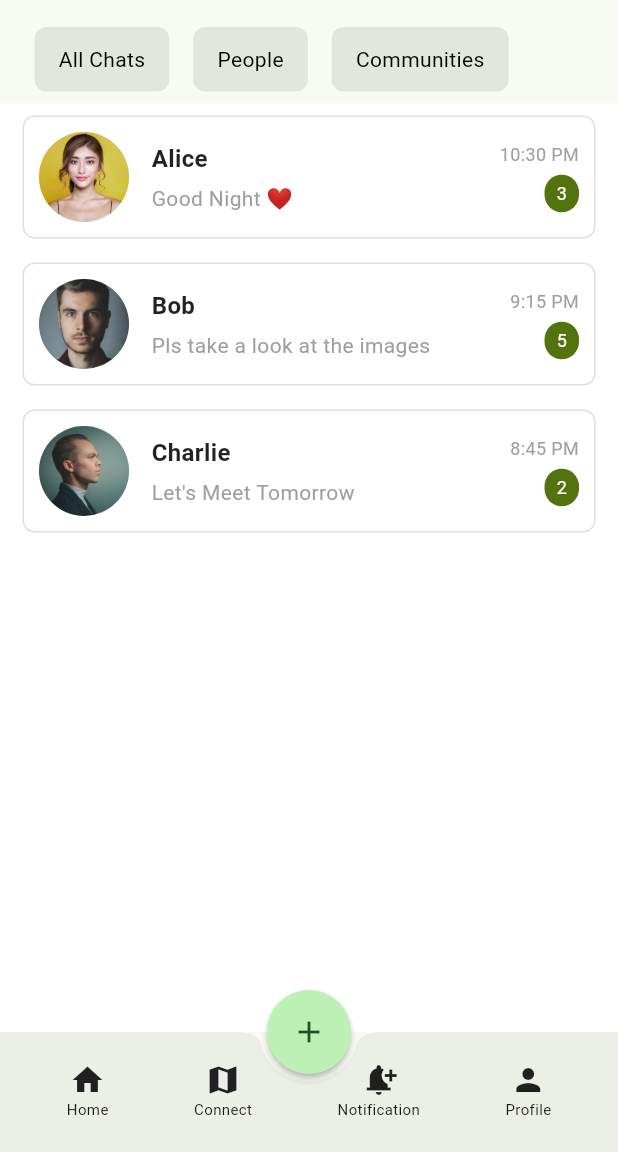
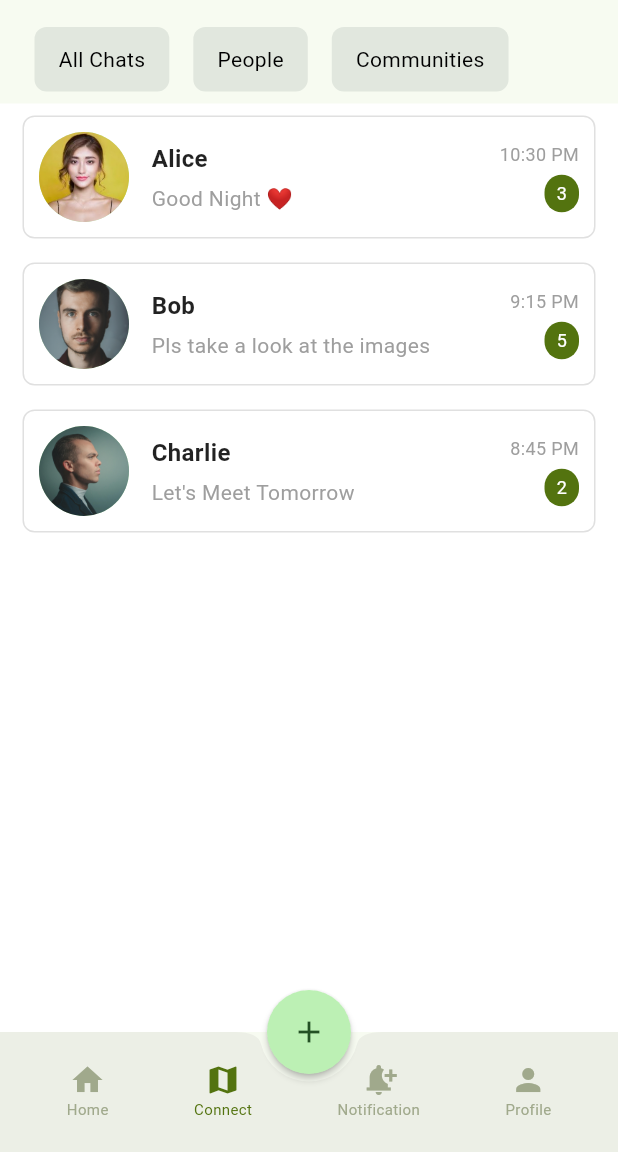
Before and after one commit to midhun776/Socially-Flutter, a Flutter app: the screen it shows after launch, item 2 of the bottom bar chosen, on a phone screen of 412 x 824 dp, the part 84-1236 px from its top. Run offline on Flutter 3.47's test engine with Material 3 defaults, Android fonts, the light colour scheme and no system bars; our stand-ins replace google_nav_bar.

Commit message:
KAN 3 Bottom Navigation Updates EDitted

```diff
--- a/lib/Resources/colorresources.dart
+++ b/lib/Resources/colorresources.dart
@@ -1,7 +1,9 @@
 import 'dart:ui';
 
-class Colorresources{
+class ColorResources{
   static Color PrimaryColor =const Color(0xFFE1E7DE);
   static Color SecondaryColor =const Color(0xFF53730F);
   static Color ContainerColor =const Color(0xFFDAE6C0);
+  static Color UnselectedIconColor =const Color(0xFFA0A98C);
+  static Color SelectedIconColor =const Color(0xFF53730F);
 }
--- a/lib/pages/ChatInboxScreen.dart
+++ b/lib/pages/ChatInboxScreen.dart
@@ -48,7 +48,7 @@ class _ChatinboxscreenState extends State<Chatinboxscreen> {
   Widget build(BuildContext context) {
     return Scaffold(
       appBar: AppBar(
-        backgroundColor: Colorresources.PrimaryColor,
+        backgroundColor: ColorResources.PrimaryColor,
         title: Text(
           "Recent Chats",
           style: TextStyle(color: Colors.black),
@@ -92,8 +92,8 @@ class _ChatinboxscreenState extends State<Chatinboxscreen> {
                       margin: EdgeInsets.symmetric(horizontal: 8.0),
                       decoration: BoxDecoration(
                         color: selectedIndex == index
-                            ? Colorresources.SecondaryColor // Change to desired color when selected
-                            : Colorresources.PrimaryColor, // Original color
+                            ? ColorResources.SecondaryColor // Change to desired color when selected
+                            : ColorResources.PrimaryColor, // Original color
                         borderRadius: BorderRadius.circular(8.0),
                       ),
                       child: Center(
@@ -126,7 +126,7 @@ class _ChatinboxscreenState extends State<Chatinboxscreen> {
                       padding: EdgeInsets.all(10.0),
                       decoration: BoxDecoration(
                         color: selectedChatIndex == index
-                            ? Colorresources.ContainerColor // Change to desired color when selected
+                            ? ColorResources.ContainerColor // Change to desired color when selected
                             : Colors.white, // Original color
                         border: Border.all(color: Colors.grey[300]!, width: 1), // Simple border
                         borderRadius: BorderRadius.circular(8.0), // Rounded corners
@@ -172,7 +172,7 @@ class _ChatinboxscreenState extends State<Chatinboxscreen> {
                               Container(
                                 padding: EdgeInsets.symmetric(horizontal: 8.0, vertical: 4.0),
                                 decoration: BoxDecoration(
-                                  color: Colorresources.SecondaryColor,
+                                  color: ColorResources.SecondaryColor,
                                   borderRadius: BorderRadius.circular(12.0),
                                 ),
                                 child: Text(
--- a/lib/pages/ChatScreen.dart
+++ b/lib/pages/ChatScreen.dart
@@ -13,7 +13,7 @@ class _ChatscreenState extends State<Chatscreen> {
   Widget build(BuildContext context) {
     return  Scaffold(
         appBar: AppBar(
-        backgroundColor: Colorresources.PrimaryColor,
+        backgroundColor: ColorResources.PrimaryColor,
         title: Text(
         "Recent Chats",
         style: TextStyle(color: Colors.black),
--- a/lib/pages/DashboardScreen.dart
+++ b/lib/pages/DashboardScreen.dart
@@ -2,6 +2,7 @@ import 'package:flutter/cupertino.dart';
 import 'package:flutter/material.dart';
 import 'package:flutter/widgets.dart';
 import 'package:google_nav_bar/google_nav_bar.dart';
+import 'package:socially/Resources/colorresources.dart';
 import 'package:socially/pages/ChatInboxScreen.dart';
 import 'package:socially/pages/HomeScreen.dart';
 import 'package:socially/pages/ProfileScreen.dart';
@@ -44,9 +45,9 @@ class _DashboardScreenState extends State<DashboardScreen> {
                     padding: const EdgeInsets.all(8.0),
                     child: Column(
                       children: [
-                        Icon(Icons.home),
+                        Icon(Icons.home, color: _selectedIndex == 0 ? ColorResources.SelectedIconColor : ColorResources.UnselectedIconColor),
                         Text("Home",
-                        style: TextStyle(fontSize: 10),
+                        style: TextStyle(fontSize: 10, color: _selectedIndex == 0 ? ColorResources.SelectedIconColor : ColorResources.UnselectedIconColor),
                         overflow: TextOverflow.ellipsis,)
                       ],
                     ),
@@ -60,9 +61,9 @@ class _DashboardScreenState extends State<DashboardScreen> {
                     padding: const EdgeInsets.all(8.0),
                     child: Column(
                       children: [
-                        Icon(Icons.map),
+                        Icon(Icons.map, color: _selectedIndex == 1 ? ColorResources.SelectedIconColor : ColorResources.UnselectedIconColor),
                         Text("Connect",
-                          style: TextStyle(fontSize: 10),
+                          style: TextStyle(fontSize: 10, color: _selectedIndex == 1 ? ColorResources.SelectedIconColor : ColorResources.UnselectedIconColor),
                           overflow: TextOverflow.ellipsis,)
                       ],
                     ),
@@ -76,9 +77,9 @@ class _DashboardScreenState extends State<DashboardScreen> {
                     padding: const EdgeInsets.all(8.0),
                     child: Column(
                       children: [
-                        Icon(Icons.notification_add),
+                        Icon(Icons.notification_add, color: _selectedIndex == 2 ? ColorResources.SelectedIconColor : ColorResources.UnselectedIconColor),
                         Text("Notification",
-                          style: TextStyle(fontSize: 10),
+                          style: TextStyle(fontSize: 10, color: _selectedIndex == 2 ? ColorResources.SelectedIconColor : ColorResources.UnselectedIconColor),
                           overflow: TextOverflow.ellipsis,)
                       ],
                     ),
@@ -92,9 +93,9 @@ class _DashboardScreenState extends State<DashboardScreen> {
                     padding: const EdgeInsets.all(8.0),
                     child: Column(
                       children: [
-                        Icon(Icons.person),
+                        Icon(Icons.person, color: _selectedIndex == 3 ? ColorResources.SelectedIconColor : ColorResources.UnselectedIconColor),
                         Text("Profile",
-                          style: TextStyle(fontSize: 10),
+                          style: TextStyle(fontSize: 10, color: _selectedIndex == 3 ? ColorResources.SelectedIconColor : ColorResources.UnselectedIconColor),
                           overflow: TextOverflow.ellipsis,)
                       ],
                     ),
```
